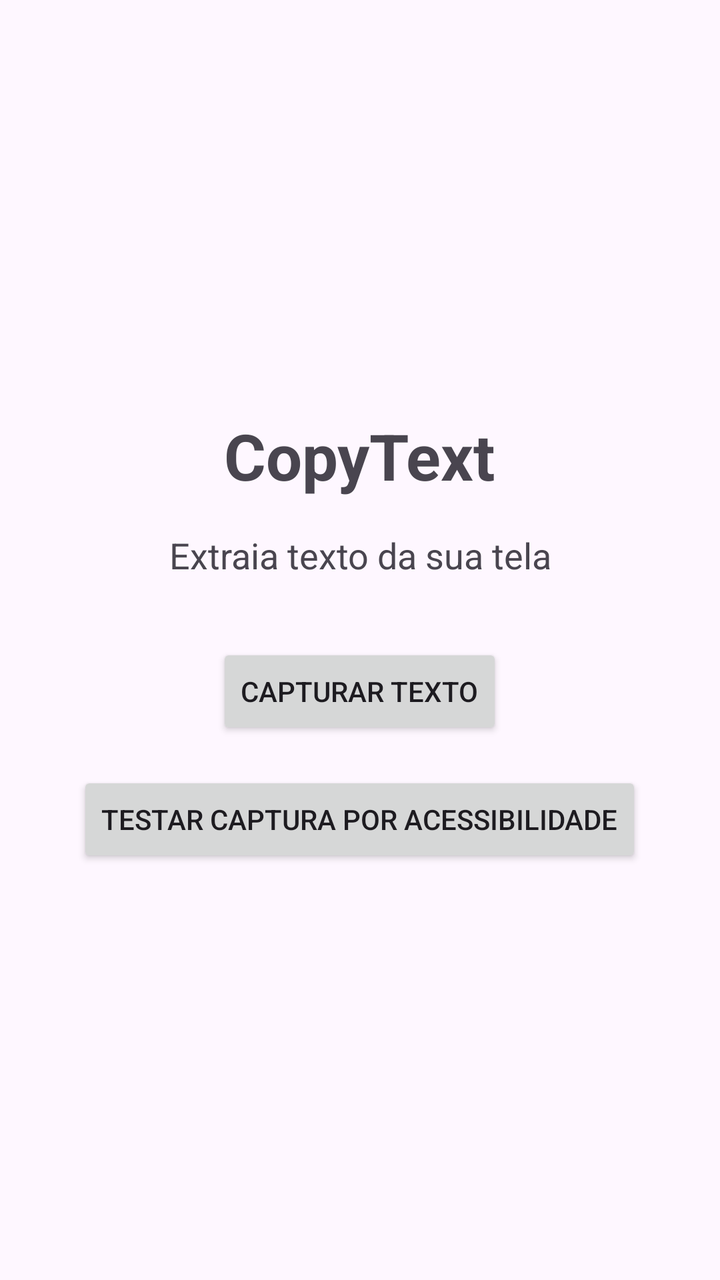
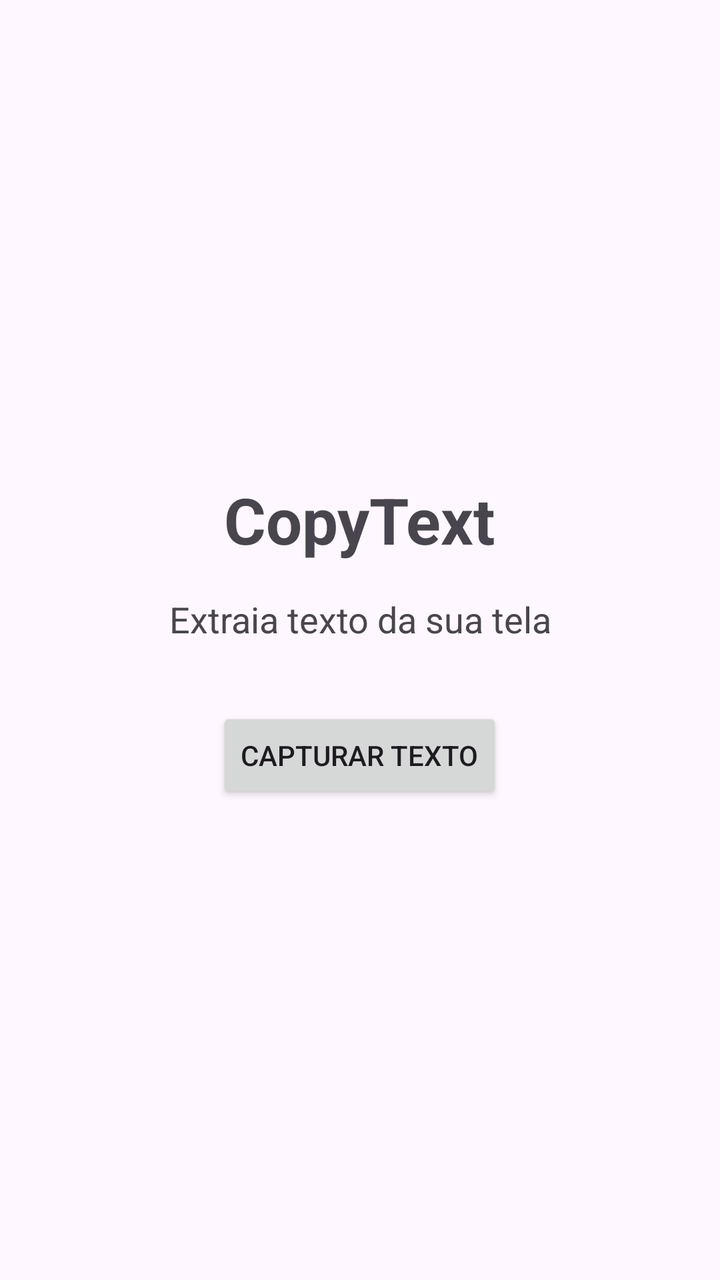

An Android layout rendered at two revisions. The XML below is the earlier revision; the diff shows what the commit changed to produce the second picture.
<!-- AndroidManifest.xml: application theme Theme.CopyText -->
<!-- res/layout/activity_main.xml -->
<?xml version="1.0" encoding="utf-8"?>
<LinearLayout xmlns:android="http://schemas.android.com/apk/res/android"
    android:layout_width="match_parent"
    android:layout_height="match_parent"
    android:orientation="vertical"
    android:gravity="center"
    android:padding="32dp">

    <TextView
        android:id="@+id/titleText"
        android:layout_width="wrap_content"
        android:layout_height="wrap_content"
        android:text="CopyText"
        android:textSize="32sp"
        android:textStyle="bold"
        android:layout_marginBottom="16dp" />

    <TextView
        android:id="@+id/descriptionText"
        android:layout_width="wrap_content"
        android:layout_height="wrap_content"
        android:text="Extraia texto da sua tela"
        android:textSize="18sp"
        android:gravity="center"
        android:layout_marginBottom="32dp" />

    <Button
        android:id="@+id/captureButton"
        android:layout_width="wrap_content"
        android:layout_height="wrap_content"
        android:text="Capturar texto" />

    <Button
        android:id="@+id/testAccessibilityButton"
        android:layout_width="wrap_content"
        android:layout_height="wrap_content"
        android:layout_marginTop="16dp"
        android:text="Testar captura por acessibilidade" />

</LinearLayout>
<!-- resources referenced by this layout -->
<resources>
  <style name="Theme.CopyText" parent="Base.Theme.CopyText" />
  <style name="Base.Theme.CopyText" parent="Theme.Material3.DayNight.NoActionBar">
          
          
      </style>
</resources>

<!-- the commit's change to res/layout/activity_main.xml (unified diff, before → after) -->
@@ -30,11 +30,5 @@
         android:layout_height="wrap_content"
         android:text="Capturar texto" />
 
-    <Button
-        android:id="@+id/testAccessibilityButton"
-        android:layout_width="wrap_content"
-        android:layout_height="wrap_content"
-        android:layout_marginTop="16dp"
-        android:text="Testar captura por acessibilidade" />
 
 </LinearLayout>
